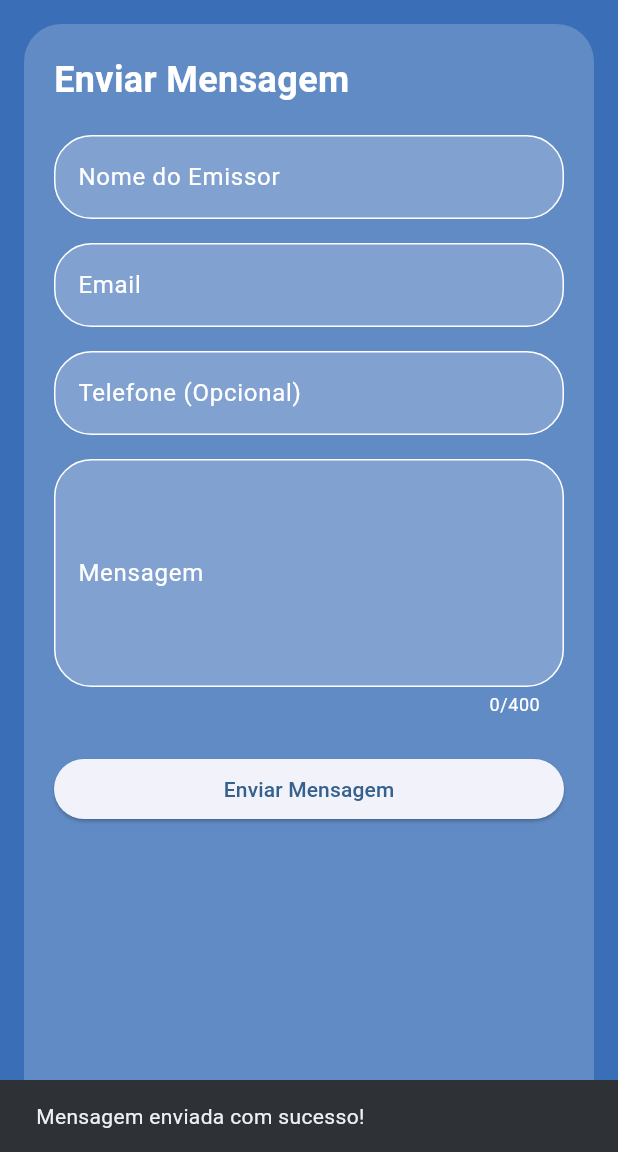
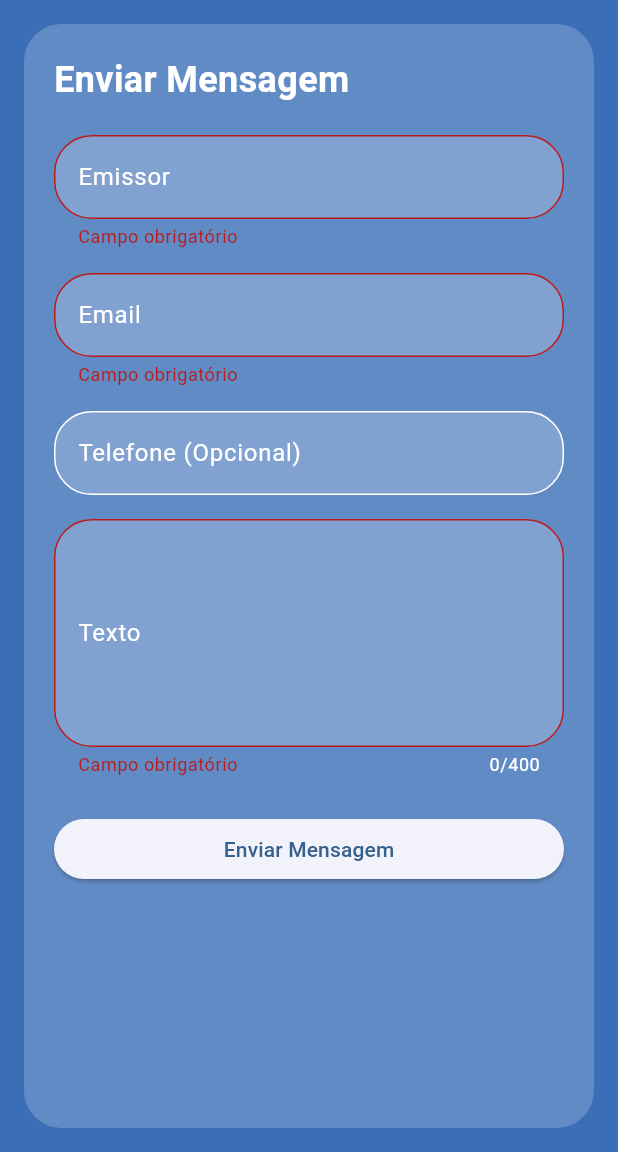
Before and after one commit to MarcosVed/VencemedMobile, a Flutter app: the MensagensScreen screen opened directly, after a tap on "Enviar Mensagem", on a phone screen of 412 x 824 dp, the part 84-1236 px from its top. Run offline on Flutter 3.47's test engine with Material 3 defaults, Android fonts, the light colour scheme and no system bars; our stand-ins replace flutter_map, latlong2, shared_preferences; accounts and stored records are empty; network calls fail.

Commit message:
15/10 mensagem funfando atualização da coleta

```diff
--- a/lib/screens/mensagens_screen.dart
+++ b/lib/screens/mensagens_screen.dart
@@ -1,5 +1,7 @@
 import 'package:flutter/material.dart';
-
+import 'package:shared_preferences/shared_preferences.dart';
+import '../models/mensagem.dart';
+import '../services/mensagem_service.dart';
 
 class MensagensScreen extends StatefulWidget {
   const MensagensScreen({super.key});
@@ -13,17 +15,50 @@ class _MensagensScreenState extends State<MensagensScreen> {
   final _emailController = TextEditingController();
   final _telefoneController = TextEditingController();
   final _textoController = TextEditingController();
+  final _formKey = GlobalKey<FormState>();
 
-  void _enviarMensagem() {
-    // Futuramente será implementado
+  @override
+  void initState() {
+    super.initState();
+    _carregarDadosUsuario();
+  }
+
+  Future<void> _carregarDadosUsuario() async {
+    final prefs = await SharedPreferences.getInstance();
+    final nome = prefs.getString('nome') ?? '';
+    final email = prefs.getString('email') ?? '';
+
+    setState(() {
+      _emissorController.text = nome;
+      _emailController.text = email;
+    });
+  }
+
+  Future<void> _enviarMensagem() async {
+    if (!_formKey.currentState!.validate()) return;
+
+    final mensagem = Mensagem(
+      id: 0,
+      emissor: _emissorController.text.trim(),
+      email: _emailController.text.trim(),
+      telefone: _telefoneController.text.isEmpty ? null : _telefoneController.text.trim(),
+      texto: _textoController.text.trim(),
+      dataMensagem: DateTime.now(),
+      statusMensagem: 'ATIVO',
+    );
+
+    final sucesso = await MensagemService.enviarMensagem(mensagem);
+
+    if (sucesso) {
       ScaffoldMessenger.of(context).showSnackBar(
         const SnackBar(content: Text('Mensagem enviada com sucesso!')),
       );
-
-    _emissorController.clear();
-    _emailController.clear();
-    _telefoneController.clear();
-    _textoController.clear();
+      Navigator.pop(context);
+    } else {
+      ScaffoldMessenger.of(context).showSnackBar(
+        const SnackBar(content: Text('Erro ao enviar mensagem')),
+      );
+    }
   }
 
   @override
@@ -60,6 +95,8 @@ class _MensagensScreenState extends State<MensagensScreen> {
                 color: Colors.white.withOpacity(0.2),
                 borderRadius: BorderRadius.circular(25),
               ),
+              child: Form(
+                key: _formKey,
                 child: SingleChildScrollView(
                   child: Column(
                     crossAxisAlignment: CrossAxisAlignment.start,
@@ -73,10 +110,10 @@ class _MensagensScreenState extends State<MensagensScreen> {
                       ),
                     ),
                     const SizedBox(height: 20),
-                    TextField(
+                    TextFormField(
                       controller: _emissorController,
                       decoration: InputDecoration(
-                        labelText: 'Nome do Emissor',
+                        labelText: 'Emissor',
                         labelStyle: const TextStyle(color: Colors.white),
                         border: OutlineInputBorder(
                           borderRadius: BorderRadius.circular(25),
@@ -93,9 +130,10 @@ class _MensagensScreenState extends State<MensagensScreen> {
                         fillColor: Colors.white.withOpacity(0.2),
                       ),
                       style: const TextStyle(color: Colors.white),
+                      validator: (value) => value?.trim().isEmpty == true ? 'Campo obrigatório' : null,
                     ),
                     const SizedBox(height: 16),
-                    TextField(
+                    TextFormField(
                       controller: _emailController,
                       decoration: InputDecoration(
                         labelText: 'Email',
@@ -116,9 +154,10 @@ class _MensagensScreenState extends State<MensagensScreen> {
                       ),
                       style: const TextStyle(color: Colors.white),
                       keyboardType: TextInputType.emailAddress,
+                      validator: (value) => value?.trim().isEmpty == true ? 'Campo obrigatório' : null,
                     ),
                     const SizedBox(height: 16),
-                    TextField(
+                    TextFormField(
                       controller: _telefoneController,
                       decoration: InputDecoration(
                         labelText: 'Telefone (Opcional)',
@@ -141,10 +180,10 @@ class _MensagensScreenState extends State<MensagensScreen> {
                       keyboardType: TextInputType.phone,
                     ),
                     const SizedBox(height: 16),
-                    TextField(
+                    TextFormField(
                       controller: _textoController,
                       decoration: InputDecoration(
-                        labelText: 'Mensagem',
+                        labelText: 'Texto',
                         labelStyle: const TextStyle(color: Colors.white),
                         counterStyle: const TextStyle(color: Colors.white),
                         border: OutlineInputBorder(
@@ -164,6 +203,7 @@ class _MensagensScreenState extends State<MensagensScreen> {
                       style: const TextStyle(color: Colors.white),
                       maxLines: 5,
                       maxLength: 400,
+                      validator: (value) => value?.trim().isEmpty == true ? 'Campo obrigatório' : null,
                     ),
                     const SizedBox(height: 24),
                     SizedBox(
@@ -180,6 +220,16 @@ class _MensagensScreenState extends State<MensagensScreen> {
             ),
           ),
         ),
+      ),
     );
   }
+
+  @override
+  void dispose() {
+    _emissorController.dispose();
+    _emailController.dispose();
+    _telefoneController.dispose();
+    _textoController.dispose();
+    super.dispose();
   }
+}
--- a/lib/screens/perfil_screen.dart
+++ b/lib/screens/perfil_screen.dart
@@ -1,7 +1,7 @@
 import 'package:flutter/material.dart';
 import 'package:shared_preferences/shared_preferences.dart';
 import 'package:vencemed/screens/login_screen.dart';
-import 'mensagens_screen.dart';
+import 'lista_mensagens_screen.dart';
 import 'configuracoes_screen.dart';
 
 class PerfilScreen extends StatefulWidget {
@@ -67,7 +67,7 @@ class _PerfilScreenState extends State<PerfilScreen> {
                   onTap: () {
                     Navigator.push(
                       context,
-                      MaterialPageRoute(builder: (context) => const MensagensScreen()),
+                      MaterialPageRoute(builder: (context) => const ListaMensagensScreen()),
                     );
                   },
                   child: const Padding(
--- a/lib/screens/selecao_estabelecimento_screen.dart
+++ b/lib/screens/selecao_estabelecimento_screen.dart
@@ -205,7 +205,7 @@ class _SelecaoEstabelecimentoScreenState extends State<SelecaoEstabelecimentoScr
                                 child: Icon(
                                   estabelecimento.tipo == 'FARMACIA'
                                       ? Icons.local_pharmacy
-                                      : Icons.business,
+                                      : Icons.store,
                                   color: Colors.green,
                                   size: 30,
                                 ),
@@ -241,7 +241,7 @@ class _SelecaoEstabelecimentoScreenState extends State<SelecaoEstabelecimentoScr
                       leading: Icon(
                         estabelecimento.tipo == 'FARMACIA'
                             ? Icons.local_pharmacy
-                            : Icons.business,
+                            : Icons.store,
                         color: Colors.green,
                         size: 32,
                       ),
```
Also changed, not shown: lib/models/mensagem.dart (+23 -2 lines), lib/screens/detalhes_estabelecimento_screen.dart (+36 -42 lines), lib/screens/lista_mensagens_screen.dart (added, +198 -0 lines), lib/screens/tela_inicial.dart (+87 -0 lines), lib/services/mensagem_service.dart (added, +59 -0 lines). Lines whose indentation alone changed are shown as unchanged.
